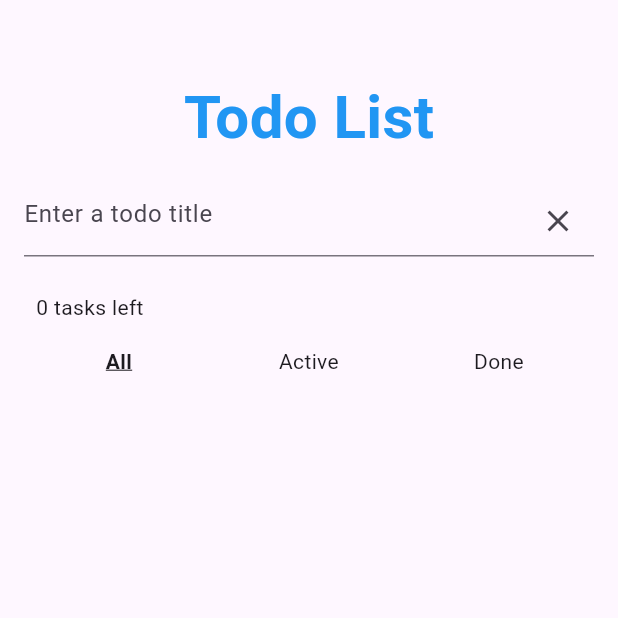
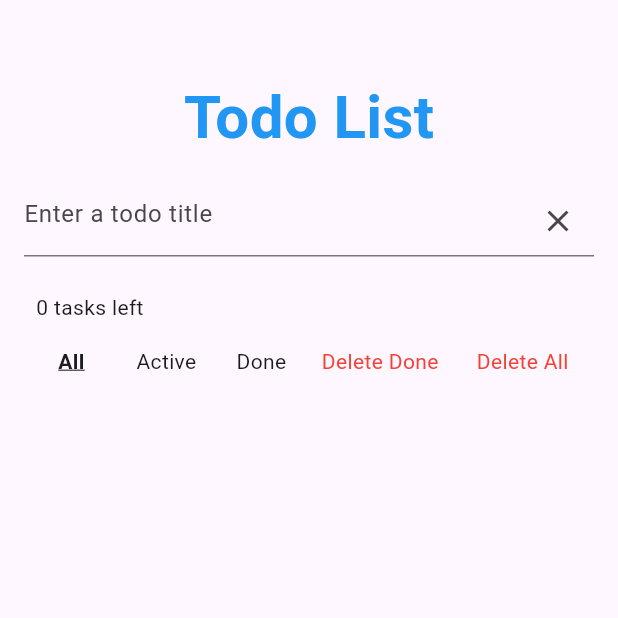
Before and after one commit to Mckee404/riverpod_todo, a Flutter app: the screen it shows after launch, on a phone screen of 412 x 824 dp, the top half of it. Run offline on Flutter 3.47's test engine with Material 3 defaults, Android fonts, the phone set to English and light mode, and no system bars; our stand-ins replace flutter_riverpod, riverpod_annotation; generated files the repository leaves out were written again.

Commit message:
タスクを削除する機能を追加

```diff
--- a/lib/screen/home_screen.dart
+++ b/lib/screen/home_screen.dart
@@ -8,6 +8,7 @@ import 'package:riverpod_todo/data/task_filter.dart';
 import 'package:riverpod_todo/widget/task_create_form.dart';
 import 'package:riverpod_todo/widget/task_tile.dart';
 import 'package:riverpod_todo/widget/select_filter_inkwell.dart';
+import 'package:riverpod_todo/widget/delete_task_inkwell.dart';
 
 class HomeScreen extends ConsumerStatefulWidget {
   const HomeScreen({super.key});
@@ -71,14 +72,20 @@ class _HomeScreenState extends ConsumerState<HomeScreen> {
                   child: Consumer(
                     builder: (context, ref, child) {
                       final taskList = ref.watch(taskListProvider);
-                      final processingTaskListLength = filterdList(taskList, Filter.all).length;
+                      final processingTaskListLength =
+                          filterdList(taskList, Filter.all).length;
                       return Text(
                         '$processingTaskListLength tasks left',
                       );
                     },
                   ),
                 ),
-                SelectFilterInkwell(),
+                Row(
+                  children: [
+                    Flexible(child: SelectFilterInkwell()),
+                    Flexible(child: DeleteTaskInkwell()),
+                  ],
+                ),
               ],
             ),
             Consumer(
@@ -97,6 +104,9 @@ class _HomeScreenState extends ConsumerState<HomeScreen> {
                               .read(taskListProvider.notifier)
                               .toggleDone(task.id);
                         },
+                        longPressCallback: (){
+                          ref.read(taskListProvider.notifier).deleteTask(task);
+                        },
                       );
                     },
                   ),
--- /dev/null
+++ b/lib/widget/delete_task_inkwell.dart
@@ -0,0 +1,47 @@
+import 'package:flutter/material.dart';
+import 'package:flutter_riverpod/flutter_riverpod.dart';
+
+import 'package:riverpod_todo/data/task_list.dart';
+
+class DeleteTaskInkwell extends ConsumerWidget {
+  const DeleteTaskInkwell({super.key});
+
+  @override
+  Widget build(BuildContext context, WidgetRef ref) {
+    return Row(
+      mainAxisAlignment: MainAxisAlignment.spaceBetween,
+      children: [
+        Expanded(
+          child: InkWell(
+            child: Padding(
+              padding: const EdgeInsets.all(8.0),
+              child: Text(
+                'Delete Done',
+                textAlign: TextAlign.center,
+                style: TextStyle(color: Colors.red),
+              ),
+            ),
+            onTap: () {
+              ref.read(taskListProvider.notifier).deleteDoneTasks();
+            },
+          ),
+        ),
+        Expanded(
+          child: InkWell(
+            child: Padding(
+              padding: const EdgeInsets.all(8.0),
+              child: Text(
+                'Delete All',
+                textAlign: TextAlign.center,
+                style: TextStyle(color: Colors.red),
+              ),
+            ),
+            onTap: () {
+              ref.read(taskListProvider.notifier).deleteAllTasks();
+            },
+          ),
+        ),
+      ],
+    );
+  }
+}
--- a/lib/widget/task_tile.dart
+++ b/lib/widget/task_tile.dart
@@ -8,18 +8,21 @@ class TaskTile extends StatelessWidget {
     required this.isChecked,
     required this.taskTitle,
     required this.checkboxCallback,
+    required this.longPressCallback,
   });
 
   final bool isChecked;
   final String taskTitle;
   final Function(bool?) checkboxCallback;
-  // final Function() longPressCallback;
+  final Function() longPressCallback;
 
   @override
   Widget build(BuildContext context) {
     return Material(
       color: Colors.white,
       elevation: 4,
+      child: GestureDetector(
+        onLongPress: longPressCallback,
         child: CheckboxListTile(
           title: Text(
             taskTitle,
@@ -30,6 +33,7 @@ class TaskTile extends StatelessWidget {
           activeColor: Colors.lightBlueAccent,
           onChanged: checkboxCallback,
         ),
+      ),
     );
   }
 }
```
Also changed, not shown: lib/data/task_list.dart (+11 -6 lines), lib/data/task_list.g.dart. Lines whose indentation alone changed are shown as unchanged.
